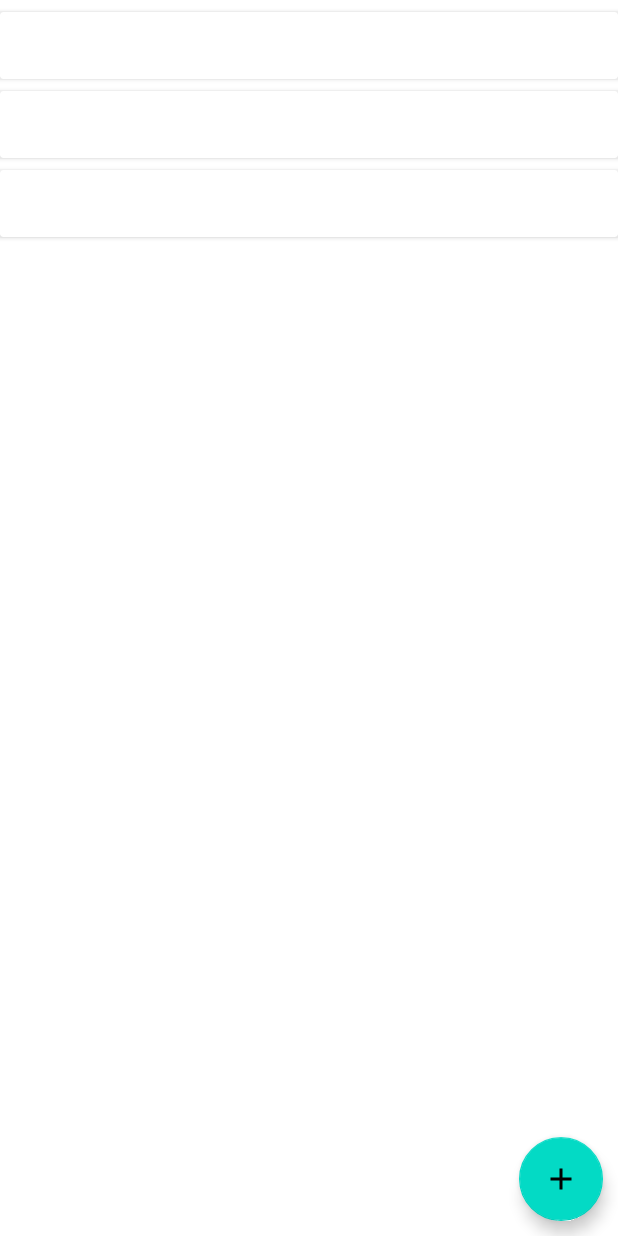
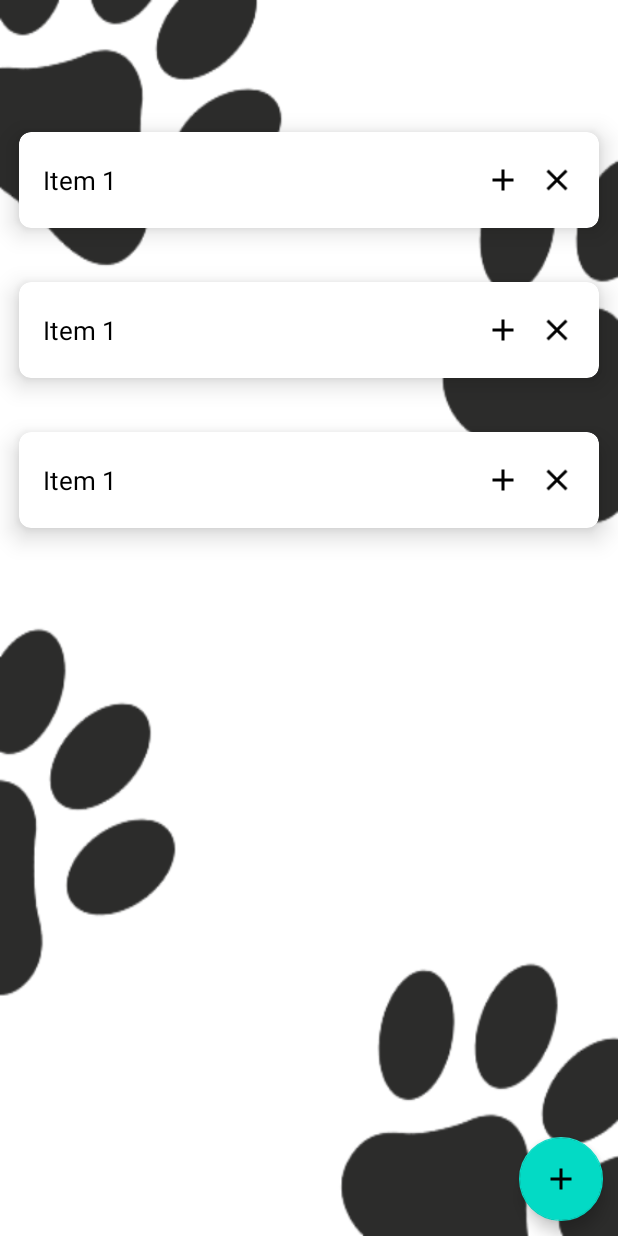
Before and after one commit to Marsiius/MyPet, an Android app: the layout fragment_notes.xml on its own in the app's theme, with its tools: preview values and no code run, on a phone screen of 412 x 824 dp. Run offline under Robolectric (Android 15) with nearby library versions, the phone set to English and light mode, and no system bars; Roboto replaces fonts that are not available here.

Commit message:
update noteFragment, itemUI, add deleteNote

```diff
--- a/app/src/main/java/Notes/Note.kt
+++ b/app/src/main/java/Notes/Note.kt
@@ -1,6 +1,6 @@
 package Notes
 
 data class Note (
-    var textBody: String = "",
-    var dataNote: String = ""
+    var idNote: String = "",
+    var textNote: String = ""
 )
--- a/app/src/main/res/layout/fragment_notes.xml
+++ b/app/src/main/res/layout/fragment_notes.xml
@@ -4,7 +4,8 @@
     android:layout_width="match_parent"
     android:layout_height="match_parent"
     xmlns:app="http://schemas.android.com/apk/res-auto"
-    tools:context="Notes.NotesFragment">
+    tools:context="Notes.NotesFragment"
+    android:background="@drawable/bg_note_fragment">
 
     <androidx.recyclerview.widget.RecyclerView
         android:id="@+id/noteList"
@@ -15,6 +16,8 @@
         app:layout_constraintBottom_toBottomOf="parent"
         app:layout_constraintLeft_toLeftOf="parent"
         app:layout_constraintRight_toRightOf="parent"
+        android:layout_marginTop="70dp"
+        android:layout_marginBottom="70dp"
         />
 
     <com.google.android.material.floatingactionbutton.FloatingActionButton
--- a/app/src/main/res/layout/item_recycleview.xml
+++ b/app/src/main/res/layout/item_recycleview.xml
@@ -1,26 +1,49 @@
 <?xml version="1.0" encoding="utf-8"?>
-<androidx.cardview.widget.CardView xmlns:android="http://schemas.android.com/apk/res/android"
+<com.google.android.material.card.MaterialCardView xmlns:android="http://schemas.android.com/apk/res/android"
     android:layout_width="match_parent"
     android:layout_height="wrap_content"
-    android:layout_marginTop="8dp">
+    xmlns:app="http://schemas.android.com/apk/res-auto"
+    app:cardCornerRadius="8dp"
+    app:cardElevation="10dp"
+    app:cardUseCompatPadding="true">
 
-    <RelativeLayout
+    <androidx.constraintlayout.widget.ConstraintLayout
         android:layout_width="match_parent"
         android:layout_height="wrap_content"
-        android:padding="10dp"
-        >
+        android:paddingVertical="20dp">
 
         <TextView
             android:id="@+id/tvNoteItem"
             android:layout_width="wrap_content"
+            android:layout_height="wrap_content"
+            android:paddingStart="16dp"
+            android:text="Item 1"
             android:textColor="@color/black"
+            android:textSize="17sp"
+            app:layout_constraintBottom_toBottomOf="parent"
+            app:layout_constraintStart_toStartOf="parent"
+            app:layout_constraintTop_toTopOf="parent" />
+
+        <ImageView
+            android:id="@+id/editNote"
+            android:layout_width="wrap_content"
             android:layout_height="wrap_content"
-            android:layout_centerVertical="true"
-            android:layout_marginStart="10dp"
-            android:layout_centerInParent="true"
-            android:textSize="18sp"
-            />
+            android:src="@drawable/ic_add"
+            android:layout_marginEnd="12dp"
+            app:layout_constraintBottom_toBottomOf="parent"
+            app:layout_constraintEnd_toStartOf="@id/deleteNote"
+            app:layout_constraintTop_toTopOf="parent"/>
 
-    </RelativeLayout>
+        <ImageView
+            android:id="@+id/deleteNote"
+            android:layout_width="wrap_content"
+            android:layout_height="wrap_content"
+            android:layout_marginEnd="16dp"
+            android:src="@drawable/ic_close"
+            app:layout_constraintBottom_toBottomOf="parent"
+            app:layout_constraintEnd_toEndOf="parent"
+            app:layout_constraintTop_toTopOf="parent"/>
 
-</androidx.cardview.widget.CardView>
+    </androidx.constraintlayout.widget.ConstraintLayout>
+
+</com.google.android.material.card.MaterialCardView>
```
Also changed, not shown: app/src/main/java/Notes/NotesFragment.kt (+22 -3 lines), app/src/main/java/Notes/ToDoAdapter.kt (+18 -2 lines), app/src/main/res/drawable-v24/bg_note_fragment.png (added).
